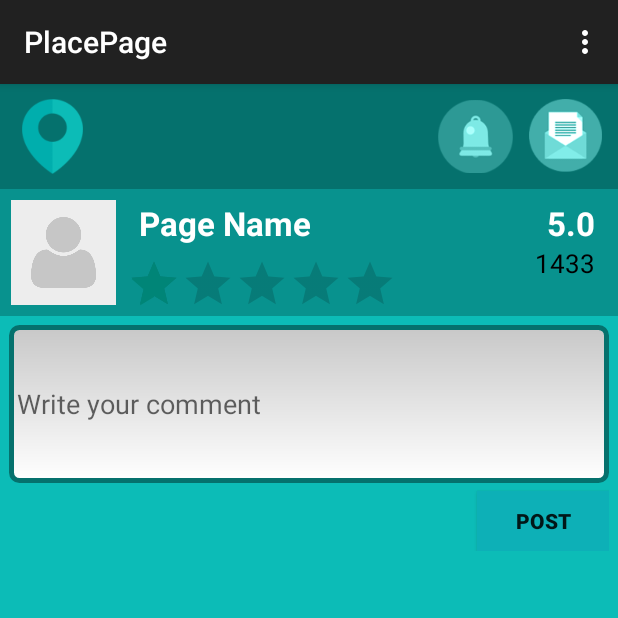
After one commit to Syrgeek/Outdoor, an Android app: the PlacePage screen opened directly, with no data from a screen before it, on a phone screen of 412 x 824 dp, the top half of it. The commit adds this screen. Run offline under Robolectric (Android 15) with nearby library versions, the phone set to English and light mode, and no system bars.

Commit message:
PlacePage created

```diff
--- a/app/build.gradle
+++ b/app/build.gradle
@@ -1,13 +1,13 @@
 apply plugin: 'com.android.application'
 
 android {
-    compileSdkVersion 'Google Inc.:Google APIs:21'
+    compileSdkVersion 'Google Inc.:Google APIs:22'
     buildToolsVersion '21.1.1'
 
     defaultConfig {
         applicationId "com.example.hassan.outdoor"
         minSdkVersion 15
-        targetSdkVersion 21
+        targetSdkVersion 22
         versionCode 1
         versionName "1.0"
     }
--- a/app/src/main/AndroidManifest.xml
+++ b/app/src/main/AndroidManifest.xml
@@ -77,6 +77,11 @@
         <activity
             android:name=".Add_Place"
             android:label="@string/title_activity_add__place"></activity>
+        <activity
+            android:name=".PlacePage"
+            android:label="@string/title_activity_place_page" >
+        </activity>
+>>>>>>> Stashed changes
     </application>
 
 </manifest>
--- a/app/src/main/java/com/example/hassan/outdoor/CheckinLocation.java
+++ b/app/src/main/java/com/example/hassan/outdoor/CheckinLocation.java
@@ -66,6 +66,7 @@ public class CheckinLocation extends FragmentActivity {
                     it.putExtra("status", status);
                     it.putExtra("jsonObject", json);
                     startActivity(it);
+                    finish();
                 }
                 return true;
             }
--- /dev/null
+++ b/app/src/main/java/com/example/hassan/outdoor/PlacePage.java
@@ -0,0 +1,148 @@
+package com.example.hassan.outdoor;
+
+import android.app.ProgressDialog;
+import android.content.Intent;
+import android.os.AsyncTask;
+import android.support.v7.app.ActionBarActivity;
+import android.os.Bundle;
+import android.view.Menu;
+import android.view.MenuItem;
+import android.widget.RatingBar;
+import android.widget.TextView;
+import android.widget.Toast;
+
+import org.json.JSONException;
+import org.json.JSONObject;
+
+public class PlacePage extends ActionBarActivity {
+    private ProgressDialog pDialog;
+    private TextView tvGlobalRate;
+    private TextView tvVoters;
+    private TextView tvName;
+    private RatingBar ratingBar;
+    JSONObject json;
+    @Override
+    protected void onCreate(Bundle savedInstanceState) {
+        super.onCreate(savedInstanceState);
+        setContentView(R.layout.activity_place_page);
+        Bundle bundle = getIntent().getExtras(); //modify later
+
+        tvGlobalRate = (TextView)findViewById(R.id.globalRate);
+        tvVoters = (TextView)findViewById(R.id.voters);
+        ratingBar = (RatingBar)findViewById(R.id.rating);
+        if(bundle != null){
+            try {
+                String jsonString = bundle.getString("jsonObject");
+                json = new JSONObject(jsonString);
+                String name = json.getString("name");
+                double rate = json.getDouble("rate");
+                int numOfUsers = json.getInt("numberOfUsers");
+                double myRate = json.getDouble("myRate");
+
+                tvName = (TextView)findViewById(R.id.pageName);
+                tvName.setText(name);
+
+                String modified = (rate + "");
+                if(modified.length() > 5){
+                    modified = modified.substring(0, 4);
+                }
+                tvGlobalRate.setText(modified);
+                tvVoters.setText(numOfUsers+"");
+                Toast.makeText(PlacePage.this,myRate+"",Toast.LENGTH_SHORT).show();
+                if(myRate > 0){
+                    ratingBar.setIsIndicator(true);
+                    ratingBar.setRating((float)myRate);
+                }
+
+            } catch (JSONException e) {
+                e.printStackTrace();
+            }
+        }
+        ratingBar.setOnRatingBarChangeListener(new RatingBar.OnRatingBarChangeListener() {
+            @Override
+            public void onRatingChanged(RatingBar ratingBar, float rating, boolean fromUser) {
+                double rate = ratingBar.getRating();
+                ratingBar.setIsIndicator(true);
+                new RateTask().execute(tvName.getText().toString(), "" + ratingBar.getRating());
+            }
+        });
+    }
+
+    @Override
+    public boolean onCreateOptionsMenu(Menu menu) {
+        // Inflate the menu; this adds items to the action bar if it is present.
+        getMenuInflater().inflate(R.menu.menu_place_page, menu);
+        return true;
+    }
+
+    @Override
+    public boolean onOptionsItemSelected(MenuItem item) {
+        // Handle action bar item clicks here. The action bar will
+        // automatically handle clicks on the Home/Up button, so long
+        // as you specify a parent activity in AndroidManifest.xml.
+        int id = item.getItemId();
+
+        //noinspection SimplifiableIfStatement
+        if (id == R.id.action_settings) {
+            return true;
+        }
+
+        return super.onOptionsItemSelected(item);
+    }
+
+    class RateTask extends AsyncTask<String, String, String> {
+
+        /**
+         * Before starting background thread Show Progress Dialog
+         * */
+        @Override
+        protected void onPreExecute() {
+            super.onPreExecute();
+            pDialog = new ProgressDialog(PlacePage.this);
+            pDialog.setMessage("Please wait..");
+            pDialog.setIndeterminate(false);
+            pDialog.setCancelable(true);
+            pDialog.show();
+        }
+
+        /**
+         * Creating account
+         * */
+        protected String doInBackground(String... strings) {
+            JSONObject json1 = new System().ratePlace(strings);
+
+            // Building Parameters
+            return null;
+        }
+
+        /**
+         * After completing background task Dismiss the progress dialog
+         * **/
+        protected void onPostExecute(String file_url) {
+            // dismiss the dialog once done
+
+            try {
+                double rate = json.getDouble("rate");
+                int numOfUsers = json.getInt("numberOfUsers");
+                String newRate = (((float) (rate * numOfUsers + ratingBar.getRating()) / (numOfUsers + 1))+"");
+                if(newRate.length() > 5)
+                    newRate = newRate.substring(0, 4);
+
+                tvGlobalRate.setText(newRate);
+                tvVoters.setText((numOfUsers+1)+"");
+            } catch (JSONException e) {
+                e.printStackTrace();
+            }
+
+
+            pDialog.dismiss();
+            // Intent back = new Intent(getApplicationContext(),MainActivity.class);
+            // startActivity(back);
+        }
+
+    }
+
+
+
+
+}
--- /dev/null
+++ b/app/src/main/res/layout/activity_place_page.xml
@@ -0,0 +1,167 @@
+<ScrollView
+    android:layout_height="fill_parent"
+    android:layout_width="fill_parent"
+    android:background="#0cbcb7"
+    xmlns:android="http://schemas.android.com/apk/res/android"
+    android:fillViewport="true"
+    android:focusable="false">
+
+    <LinearLayout xmlns:android="http://schemas.android.com/apk/res/android"
+        xmlns:tools="http://schemas.android.com/tools"
+        android:layout_width="match_parent"
+        android:layout_height="wrap_content"
+        android:orientation="vertical"
+        tools:context="com.example.hassan.outdoor.Profile">
+
+        <RelativeLayout
+            android:layout_width="fill_parent"
+            android:layout_height="wrap_content"
+            android:background="#05716d"
+            android:padding="10dp"
+            android:orientation="horizontal">
+
+            <ImageView
+                android:layout_width="50dp"
+                android:layout_height="50dp"
+                android:src="@drawable/icon"/>
+
+            <ImageView
+                android:layout_width="50dp"
+                android:layout_height="50dp"
+                android:src="@drawable/messages"
+                android:layout_alignParentRight="true"
+                android:id="@+id/messages_icon"/>
+
+
+            <ImageView
+                android:layout_width="50dp"
+                android:layout_height="50dp"
+                android:src="@drawable/notifications"
+                android:layout_alignParentRight="true"
+                android:layout_marginRight="60dp"
+                android:clickable="true"
+                android:id="@+id/Home_button"/>
+
+
+        </RelativeLayout>
+
+        <RelativeLayout
+            android:layout_width="fill_parent"
+            android:layout_height="wrap_content"
+            android:background="#08928e">
+
+
+
+            <ImageView
+                android:id="@+id/image"
+                android:layout_width="70dp"
+                android:layout_height="70dp"
+                android:layout_margin="7dp"
+                android:src="@drawable/person"
+                android:layout_gravity="left"/>
+
+            <TextView
+                android:layout_width="wrap_content"
+                android:layout_height="wrap_content"
+                android:textSize="22sp"
+                android:text="Page Name"
+                android:textStyle="bold"
+                android:textColor="#ffffff"
+                android:layout_gravity="center_horizontal"
+                android:layout_toRightOf="@id/image"
+                android:id="@+id/pageName"
+                android:layout_marginLeft="8dp"
+                android:layout_marginTop="8dp"
+                android:layout_marginBottom="8dp"
+                android:layout_alignRight="@+id/rating"
+                android:layout_alignEnd="@+id/rating" />
+
+            <RatingBar
+
+                android:id="@+id/rating"
+                android:layout_width="wrap_content"
+                android:layout_height="wrap_content"
+                style="?android:attr/ratingBarStyleIndicator"
+                android:numStars="5"
+                android:rating="1"
+                android:stepSize="0.1"
+
+                android:isIndicator="false"
+                android:layout_below="@id/pageName"
+                android:layout_toRightOf="@id/image"/>
+
+            <TextView
+                android:layout_width="wrap_content"
+                android:layout_height="wrap_content"
+                android:textSize="22sp"
+                android:text="5.0"
+                android:textStyle="bold"
+                android:textColor="#ffffff"
+                android:layout_alignParentRight="true"
+                android:id="@+id/globalRate"
+                android:layout_marginRight="15dp"
+                android:layout_marginTop="8dp"
+                />
+
+
+            <TextView
+                android:layout_width="wrap_content"
+                android:layout_height="wrap_content"
+                android:textSize="17sp"
+                android:text="1433"
+                android:textColor="#000000"
+                android:layout_alignParentRight="true"
+                android:layout_below="@id/globalRate"
+                android:id="@+id/voters"
+                android:layout_marginRight="15dp"
+                android:layout_marginBottom="8dp"/>
+
+
+
+        </RelativeLayout>
+        <LinearLayout
+            android:layout_margin="6dp"
+            android:layout_width="fill_parent"
+            android:layout_height="wrap_content"
+            android:orientation="vertical">
+
+            <EditText
+                android:layout_width="fill_parent"
+                android:layout_height="105dp"
+                android:hint="Write your comment"
+                android:padding="5dp"
+                android:background="@drawable/edittextstyle"
+                android:id="@+id/placeComment"/>
+            <Button
+                android:id="@+id/plac"
+                android:layout_width="wrap_content"
+                android:layout_height="40dp"
+                android:text="Post"
+                android:textStyle="bold"
+                android:textSize="14sp"
+                android:background="#0db0b7"
+                android:padding="3dp"
+                android:layout_marginTop="5dp"
+                android:layout_gravity="right"
+                />
+
+        </LinearLayout>
+
+
+        <ListView
+            android:layout_width="fill_parent"
+            android:layout_height="wrap_content"
+            android:layout_marginRight="5dp"
+            android:layout_marginLeft="5dp"
+            android:layout_marginTop="5dp"
+            android:layout_marginBottom="3dp"
+            android:divider="@android:color/transparent"
+            android:dividerHeight="15dp"
+            android:id="@+id/comments_list">
+
+        </ListView>
+
+
+    </LinearLayout>
+
+</ScrollView>
--- /dev/null
+++ b/app/src/main/res/menu/menu_place_page.xml
@@ -0,0 +1,7 @@
+<menu xmlns:android="http://schemas.android.com/apk/res/android"
+    xmlns:app="http://schemas.android.com/apk/res-auto"
+    xmlns:tools="http://schemas.android.com/tools"
+    tools:context="com.example.hassan.outdoor.PlacePage">
+    <item android:id="@+id/action_settings" android:title="@string/action_settings"
+        android:orderInCategory="100" app:showAsAction="never" />
+</menu>
--- a/app/src/main/res/values/strings.xml
+++ b/app/src/main/res/values/strings.xml
@@ -20,5 +20,6 @@
     <string name="title_activity_followers">Followers</string>
     <string name="title_activity_checkin_location">Where are you ?</string>
     <string name="title_activity_add__place">Add_Place</string>
+    <string name="title_activity_place_page">PlacePage</string>
 
 </resources>
```
Also changed, not shown: app/src/main/java/com/example/hassan/outdoor/DB.java (+27 -0 lines), app/src/main/java/com/example/hassan/outdoor/Home.java (+22 -13 lines), app/src/main/java/com/example/hassan/outdoor/System.java (+12 -1 lines), 1 other file.
